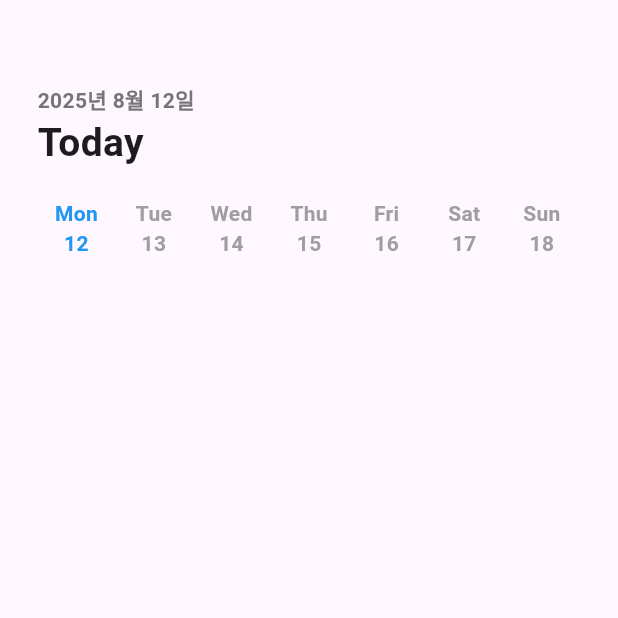
After one commit to PolarisAnnie/flutter-morning-ui, a Flutter app: the screen it shows after launch, on a phone screen of 412 x 824 dp, the top half of it. The commit adds this screen. Run offline on Flutter 3.47's test engine with Material 3 defaults, Android fonts, the phone set to English and light mode, and no system bars.

Commit message:
캘린더 앱 : 날짜 코드 변경

```diff
--- a/lib/main.dart
+++ b/lib/main.dart
@@ -1,5 +1,5 @@
 import 'package:flutter/material.dart';
-import 'package:flutter_morning_ui/ui_0805.dart';
+import 'package:flutter_morning_ui/ui_0806.dart';
 
 void main() {
   runApp(const MyApp());
@@ -16,7 +16,7 @@ class MyApp extends StatelessWidget {
       theme: ThemeData(
         colorScheme: ColorScheme.fromSeed(seedColor: Colors.deepPurple),
       ),
-      home: Home0805(),
+      home: Home0806(),
     );
   }
 }
--- /dev/null
+++ b/lib/ui_0806.dart
@@ -0,0 +1,139 @@
+import 'package:flutter/material.dart';
+
+class Home0806 extends StatelessWidget {
+  @override
+  Widget build(BuildContext context) {
+    DateTime today = DateTime.now();
+    return Scaffold(
+      appBar: AppBar(),
+      body: SafeArea(
+        child: Padding(
+          padding: const EdgeInsets.symmetric(horizontal: 25),
+          child: Column(
+            crossAxisAlignment: CrossAxisAlignment.start,
+            children: [
+              Text(
+                '${today.year}년 ${today.month}월 ${today.day}일',
+                style: TextStyle(
+                  fontWeight: FontWeight.w700,
+                  color: Colors.grey[600],
+                ),
+              ),
+              Text(
+                'Today',
+                style: TextStyle(fontWeight: FontWeight.bold, fontSize: 26),
+              ),
+              SizedBox(height: 18),
+              SizedBox(
+                height: 80,
+                child: PageView.builder(
+                  itemCount: 10,
+                  itemBuilder: (context, index) {
+                    //today라는 변수에 담긴 값을 이용해서 날짜 출력
+                    //index == 0이면 오늘 날짜가 포함된 주차
+                    //index == 1이면 오늘 날짜가 포함된 주차 + 7일 : 다음주
+                    //index == 2이면 오늘 날짜가 포함된 주차 + 14일 : 다다음주
+
+                    //리스트로 오늘 포함 7일 담기
+                    List<int> dateList = [];
+                    void generateDateList() {
+                      for (int i = 0; i < 7; i++) {
+                        DateTime date = today.add(Duration(days: i));
+                        dateList.add(date.day);
+                      }
+                    }
+
+                    generateDateList();
+
+                    // index값에 따라서 7*index 각 리스트에 더해주기
+                    List<int> resultList = dateList
+                        .map((today) => today + (7 * index))
+                        .toList();
+
+                    // 날짜 위젯이 오늘일 때는 글자 색상 변경 + 날짜 밑에 .
+
+                    return Row(
+                      children: [
+                        weekLabel(
+                          'Mon',
+                          '${resultList[0]}',
+                          isToday(resultList[0], index, today),
+                        ),
+                        weekLabel(
+                          'Tue',
+                          '${resultList[1]}',
+                          isToday(resultList[1], index, today),
+                        ),
+                        weekLabel(
+                          'Wed',
+                          '${resultList[2]}',
+                          isToday(resultList[2], index, today),
+                        ),
+                        weekLabel(
+                          'Thu',
+                          '${resultList[3]}',
+                          isToday(resultList[3], index, today),
+                        ),
+                        weekLabel(
+                          'Fri',
+                          '${resultList[4]}',
+                          isToday(resultList[4], index, today),
+                        ),
+                        weekLabel(
+                          'Sat',
+                          '${resultList[5]}',
+                          isToday(resultList[5], index, today),
+                        ),
+                        weekLabel(
+                          'Sun',
+                          '${resultList[6]}',
+                          isToday(resultList[6], index, today),
+                        ),
+                      ],
+                    );
+                  },
+                ),
+              ),
+              Expanded(child: Container()),
+            ],
+          ),
+        ),
+      ),
+    );
+  }
+
+  // 오늘 날짜 확인 함수
+  bool isToday(int date, int weekIndex, DateTime today) {
+    if (weekIndex == 0) {
+      return date == today.day;
+    }
+    return false;
+  }
+
+  Widget weekLabel(String text, String date, bool isToday) {
+    return Expanded(
+      child: Column(
+        children: [
+          Text(
+            text,
+            style: TextStyle(
+              fontWeight: FontWeight.w700,
+              color: isToday ? Colors.blue : Colors.grey,
+            ),
+          ),
+          Text(
+            date,
+            style: TextStyle(
+              fontWeight: FontWeight.bold,
+              color: isToday ? Colors.blue : Colors.grey,
+            ),
+          ),
+          Container(
+            height: 5,
+            width: 5,
+          )
+        ],
+      ),
+    );
+  }
+}
```
